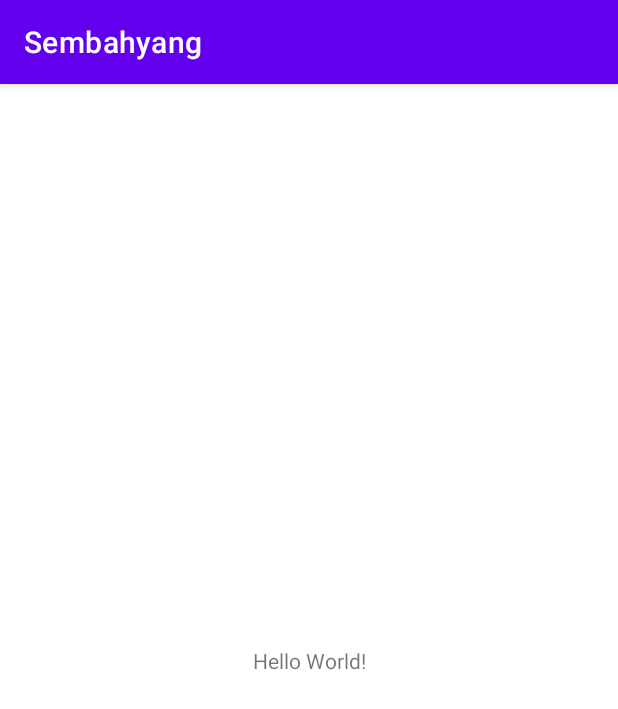
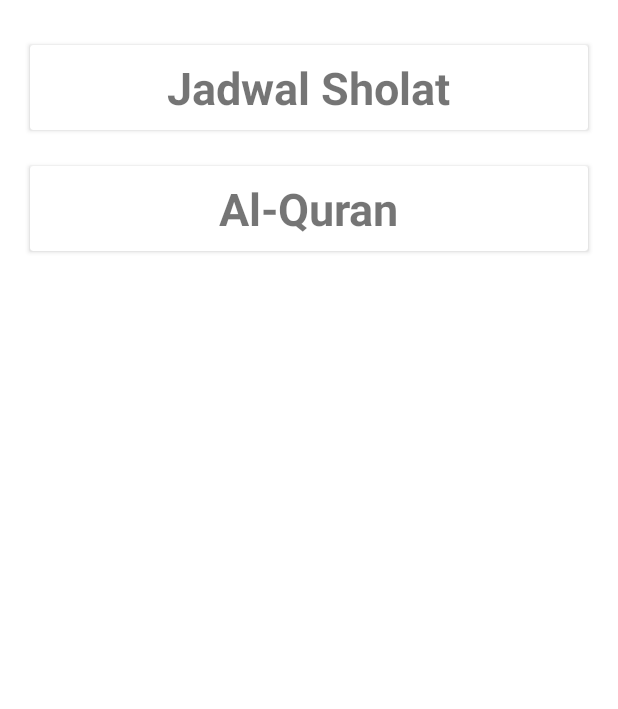
Before and after one commit to farisfahru/Sembahyang, an Android app: the screen it shows after launch (MainActivity), on a phone screen of 412 x 824 dp. Shown: the top 709 px of the screen. Run offline under Robolectric (Android 15) with nearby library versions, the phone set to English and light mode, and no system bars.

Commit message:
menambah list surah dengan mvvm architecture

```diff
--- a/app/src/main/java/com/example/sembahyang/activities/MainActivity.kt
+++ b/app/src/main/java/com/example/sembahyang/activities/MainActivity.kt
@@ -1,12 +1,33 @@
 package com.example.sembahyang.activities
 
+import android.content.Intent
 import androidx.appcompat.app.AppCompatActivity
 import android.os.Bundle
-import com.example.sembahyang.R
+import com.example.sembahyang.databinding.ActivityMainBinding
 
 class MainActivity : AppCompatActivity() {
+    private lateinit var binding: ActivityMainBinding
+
     override fun onCreate(savedInstanceState: Bundle?) {
         super.onCreate(savedInstanceState)
-        setContentView(R.layout.activity_main)
+        binding = ActivityMainBinding.inflate(layoutInflater)
+        setContentView(binding.root)
+
+        onActions()
+    }
+
+    private fun onActions() {
+        let {
+
+            binding.cvJadwalSholat.setOnClickListener {
+                val intent = Intent(this@MainActivity, JadwalSholatActivity::class.java)
+                startActivity(intent)
+            }
+
+            binding.cvAlquran.setOnClickListener {
+                val intent = Intent(this@MainActivity, AlquranActivity::class.java)
+                startActivity(intent)
+            }
+        }
     }
 }
--- /dev/null
+++ b/app/src/main/res/drawable/ic_bg_border.xml
@@ -0,0 +1,6 @@
+<?xml version="1.0" encoding="utf-8"?>
+<shape xmlns:android="http://schemas.android.com/apk/res/android" android:shape="rectangle" >
+    <solid android:color="@android:color/transparent" />
+    <stroke android:width="1dp" android:color="@color/colorPrimary"/>
+    <corners android:radius="10dp"/>
+</shape>
--- a/app/src/main/res/layout/activity_main.xml
+++ b/app/src/main/res/layout/activity_main.xml
@@ -6,13 +6,46 @@
     android:layout_height="match_parent"
     tools:context=".activities.MainActivity">
 
-    <TextView
-        android:layout_width="wrap_content"
+    <androidx.cardview.widget.CardView
+        android:id="@+id/cv_jadwal_sholat"
+        android:layout_width="match_parent"
         android:layout_height="wrap_content"
-        android:text="Hello World!"
-        app:layout_constraintBottom_toBottomOf="parent"
-        app:layout_constraintLeft_toLeftOf="parent"
-        app:layout_constraintRight_toRightOf="parent"
-        app:layout_constraintTop_toTopOf="parent" />
+        app:layout_constraintEnd_toEndOf="parent"
+        android:layout_marginTop="30dp"
+        android:layout_marginHorizontal="20dp"
+        app:layout_constraintStart_toStartOf="parent"
+        app:layout_constraintTop_toTopOf="parent">
+
+        <TextView
+            android:layout_width="wrap_content"
+            android:layout_height="wrap_content"
+            android:text="@string/jadwal_sholat"
+            android:textStyle="bold"
+            android:paddingVertical="8dp"
+            android:textSize="30sp"
+            android:layout_gravity="center"/>
+
+    </androidx.cardview.widget.CardView>
+
+    <androidx.cardview.widget.CardView
+        android:id="@+id/cv_alquran"
+        android:layout_width="match_parent"
+        android:layout_height="wrap_content"
+        app:layout_constraintEnd_toEndOf="parent"
+        android:layout_marginTop="24dp"
+        android:layout_marginHorizontal="20dp"
+        app:layout_constraintStart_toStartOf="parent"
+        app:layout_constraintTop_toBottomOf="@id/cv_jadwal_sholat">
+
+        <TextView
+            android:layout_width="wrap_content"
+            android:layout_height="wrap_content"
+            android:text="@string/al_quran"
+            android:textStyle="bold"
+            android:paddingVertical="8dp"
+            android:textSize="30sp"
+            android:layout_gravity="center"/>
+
+    </androidx.cardview.widget.CardView>
 
 </androidx.constraintlayout.widget.ConstraintLayout>
--- a/app/src/main/res/values-night/themes.xml
+++ b/app/src/main/res/values-night/themes.xml
@@ -1,6 +1,6 @@
 <resources xmlns:tools="http://schemas.android.com/tools">
     <!-- Base application theme. -->
-    <style name="Theme.Sembahyang" parent="Theme.MaterialComponents.DayNight.DarkActionBar">
+    <style name="Theme.Sembahyang" parent="Theme.MaterialComponents.DayNight.NoActionBar">
         <!-- Primary brand color. -->
         <item name="colorPrimary">@color/purple_200</item>
         <item name="colorPrimaryVariant">@color/purple_700</item>
--- a/app/src/main/res/values/colors.xml
+++ b/app/src/main/res/values/colors.xml
@@ -7,4 +7,6 @@
     <color name="teal_700">#FF018786</color>
     <color name="black">#FF000000</color>
     <color name="white">#FFFFFFFF</color>
+    <color name="colorPrimary">#05930B</color>
+    <color name="transparent">#00FFFFFF</color>
 </resources>
--- a/app/src/main/res/values/strings.xml
+++ b/app/src/main/res/values/strings.xml
@@ -1,3 +1,10 @@
 <resources>
     <string name="app_name">Sembahyang</string>
+    <string name="al_quran">Al-Quran</string>
+    <string name="jadwal_sholat">Jadwal Sholat</string>
+    <string name="surah_al_quran">Surah Al-Quran</string>
+    <string name="arabic">Arabic</string>
+    <string name="alquran_diturunkan">Makkah</string>
+    <string name="jumlah_ayat">7</string>
+    <string name="alquran">Alquran</string>
 </resources>
--- a/app/src/main/res/values/themes.xml
+++ b/app/src/main/res/values/themes.xml
@@ -1,6 +1,6 @@
 <resources xmlns:tools="http://schemas.android.com/tools">
     <!-- Base application theme. -->
-    <style name="Theme.Sembahyang" parent="Theme.MaterialComponents.DayNight.DarkActionBar">
+    <style name="Theme.Sembahyang" parent="Theme.MaterialComponents.DayNight.NoActionBar">
         <!-- Primary brand color. -->
         <item name="colorPrimary">@color/purple_500</item>
         <item name="colorPrimaryVariant">@color/purple_700</item>
```
Also changed, not shown: app/build.gradle (+10 -0 lines), app/src/main/AndroidManifest.xml (+7 -1 lines), app/src/main/java/com/example/sembahyang/activities/AlquranActivity.kt (added, +63 -0 lines), app/src/main/java/com/example/sembahyang/activities/JadwalSholatActivity.kt (added, +12 -0 lines), app/src/main/java/com/example/sembahyang/adapter/AlquranAdapter.kt (+57 -1 lines), app/src/main/java/com/example/sembahyang/api/ApiInterface.kt (added, +11 -0 lines), app/src/main/java/com/example/sembahyang/api/ApiService.kt (added, +16 -0 lines), app/src/main/java/com/example/sembahyang/model/ModelSurah.kt (added, +32 -0 lines), app/src/main/java/com/example/sembahyang/viewmodel/SurahViewModel.kt (added, +46 -0 lines), app/src/main/res/drawable/ic_bg_nomor.xml (added, +17 -0 lines), app/src/main/res/layout/activity_alquran.xml (added, +61 -0 lines), app/src/main/res/layout/activity_jadwal_sholat.xml (added, +9 -0 lines), app/src/main/res/layout/item_row_surah.xml (added, +82 -0 lines).
